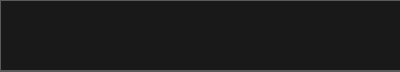
Qt form frontend/ui_widgets/prompt.ui (XmYx/ainodes) before a commit.
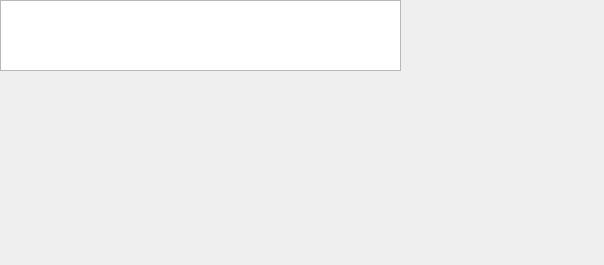
The same form after that commit.

Diff of the .ui file:
```diff
--- a/frontend/ui_widgets/prompt.ui
+++ b/frontend/ui_widgets/prompt.ui
@@ -6,8 +6,8 @@
    <rect>
     <x>0</x>
     <y>0</y>
-    <width>400</width>
-    <height>72</height>
+    <width>604</width>
+    <height>265</height>
    </rect>
   </property>
   <property name="baseSize">
@@ -20,287 +20,7 @@
    <string>Prompt</string>
   </property>
   <property name="styleSheet">
-   <string notr="true">/*
-	Copyright 2013 Emanuel Claesson
-
-	Licensed under the Apache License, Version 2.0 (the &quot;License&quot;);
-	you may not use this file except in compliance with the License.
-	You may obtain a copy of the License at
-
-		http://www.apache.org/licenses/LICENSE-2.0
-
-	Unless required by applicable law or agreed to in writing, software
-	distributed under the License is distributed on an &quot;AS IS&quot; BASIS,
-	WITHOUT WARRANTIES OR CONDITIONS OF ANY KIND, either express or implied.
-	See the License for the specific language governing permissions and
-	limitations under the License.
-*/
-
-/*
-	COLOR_DARK     = #191919
-	COLOR_MEDIUM   = #353535
-	COLOR_MEDLIGHT = #5A5A5A
-	COLOR_LIGHT    = #DDDDDD
-	COLOR_ACCENT   = #3D7848
-*/
-
-* {
-	background: #191919;
-	color: #DDDDDD;
-	border: 1px solid #5A5A5A;
-}
-
-QWidget::item:selected {
-	background: #3D7848;
-}
-
-QCheckBox, QRadioButton {
-	border: none;
-}
-
-QRadioButton::indicator, QCheckBox::indicator {
-	width: 13px;
-	height: 13px;
-}
-
-QRadioButton::indicator::unchecked, QCheckBox::indicator::unchecked {
-	border: 1px solid #5A5A5A;
-	background: none;
-}
-
-QRadioButton::indicator:unchecked:hover, QCheckBox::indicator:unchecked:hover {
-	border: 1px solid #DDDDDD;
-}
-
-QRadioButton::indicator::checked, QCheckBox::indicator::checked {
-	border: 1px solid #5A5A5A;
-	background: #5A5A5A;
-}
-
-QRadioButton::indicator:checked:hover, QCheckBox::indicator:checked:hover {
-	border: 1px solid #DDDDDD;
-	background: #DDDDDD;
-}
-
-QGroupBox {
-	margin-top: 6px;
-}
-
-QGroupBox::title {
-	top: -7px;
-	left: 7px;
-}
-
-QScrollBar {
-	border: 1px solid #5A5A5A;
-	background: #191919;
-}
-
-QScrollBar:horizontal {
-	height: 15px;
-	margin: 0px 0px 0px 32px;
-}
-
-QScrollBar:vertical {
-	width: 15px;
-	margin: 32px 0px 0px 0px;
-}
-
-QScrollBar::handle {
-	background: #353535;
-	border: 1px solid #5A5A5A;
-}
-
-QScrollBar::handle:horizontal {
-	border-width: 0px 1px 0px 1px;
-}
-
-QScrollBar::handle:vertical {
-	border-width: 1px 0px 1px 0px;
-}
-
-QScrollBar::handle:horizontal {
-	min-width: 20px;
-}
-
-QScrollBar::handle:vertical {
-	min-height: 20px;
-}
-
-QScrollBar::add-line, QScrollBar::sub-line {
-	background:#353535;
-	border: 1px solid #5A5A5A;
-	subcontrol-origin: margin;
-}
-
-QScrollBar::add-line {
-	position: absolute;
-}
-
-QScrollBar::add-line:horizontal {
-	width: 15px;
-	subcontrol-position: left;
-	left: 15px;
-}
-
-QScrollBar::add-line:vertical {
-	height: 15px;
-	subcontrol-position: top;
-	top: 15px;
-}
-
-QScrollBar::sub-line:horizontal {
-	width: 15px;
-	subcontrol-position: top left;
-}
-
-QScrollBar::sub-line:vertical {
-	height: 15px;
-	subcontrol-position: top;
-}
-
-QScrollBar:left-arrow, QScrollBar::right-arrow, QScrollBar::up-arrow, QScrollBar::down-arrow {
-	border: 1px solid #5A5A5A;
-	width: 3px;
-	height: 3px;
-}
-
-QScrollBar::add-page, QScrollBar::sub-page {
-	background: none;
-}
-
-QAbstractButton:hover {
-	background: #353535;
-}
-
-QAbstractButton:pressed {
-	background: #5A5A5A;
-}
-
-QAbstractItemView {
-	show-decoration-selected: 1;
-	selection-background-color: #3D7848;
-	selection-color: #DDDDDD;
-	alternate-background-color: #353535;
-}
-
-QHeaderView {
-	border: 1px solid #5A5A5A;
-}
-
-QHeaderView::section {
-	background: #191919;
-	border: 1px solid #5A5A5A;
-	padding: 4px;
-}
-
-QHeaderView::section:selected, QHeaderView::section::checked {
-	background: #353535;
-}
-
-QTableView {
-	gridline-color: #5A5A5A;
-}
-
-QTabBar {
-	margin-left: 2px;
-}
-
-QTabBar::tab {
-	border-radius: 0px;
-	padding: 4px;
-	margin: 4px;
-}
-
-QTabBar::tab:selected {
-	background: #353535;
-}
-
-QComboBox::down-arrow {
-	border: 1px solid #5A5A5A;
-	background: #353535;
-}
-
-QComboBox::drop-down {
-	border: 1px solid #5A5A5A;
-	background: #353535;
-}
-
-QComboBox::down-arrow {
-	width: 3px;
-	height: 3px;
-	border: 1px solid #5A5A5A;
-}
-
-QAbstractSpinBox {
-	padding-right: 15px;
-}
-
-QAbstractSpinBox::up-button, QAbstractSpinBox::down-button {
-	border: 1px solid #5A5A5A;
-	background: #353535;
-	subcontrol-origin: border;
-}
-
-QAbstractSpinBox::up-arrow, QAbstractSpinBox::down-arrow {
-	width: 3px;
-	height: 3px;
-	border: 1px solid #5A5A5A;
-}
-
-QSlider {
-	border: none;
-}
-
-QSlider::groove:horizontal {
-	height: 5px;
-	margin: 4px 0px 4px 0px;
-}
-
-QSlider::groove:vertical {
-	width: 5px;
-	margin: 0px 4px 0px 4px;
-}
-
-QSlider::handle {
-	border: 1px solid #5A5A5A;
-	background: #353535;
-}
-
-QSlider::handle:horizontal {
-	width: 15px;
-	margin: -4px 0px -4px 0px;
-}
-
-QSlider::handle:vertical {
-	height: 15px;
-	margin: 0px -4px 0px -4px;
-}
-
-QSlider::add-page:vertical, QSlider::sub-page:horizontal {
-	background: #3D7848;
-}
-
-QSlider::sub-page:vertical, QSlider::add-page:horizontal {
-	background: #353535;
-}
-
-QLabel {
-	border: none;
-}
-
-QProgressBar {
-	text-align: center;
-}
-
-QProgressBar::chunk {
-	width: 1px;
-	background-color: #3D7848;
-}
-
-QMenu::separator {
-	background: #353535;
-}</string>
+   <string notr="true"/>
   </property>
   <widget class="QTextEdit" name="textEdit">
    <property name="geometry">
```
